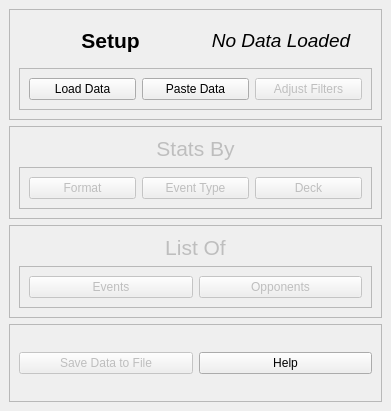
First picture: the form in UIs/Main.ui, repository JeffHoogland/qutemtgstats, before the edit.
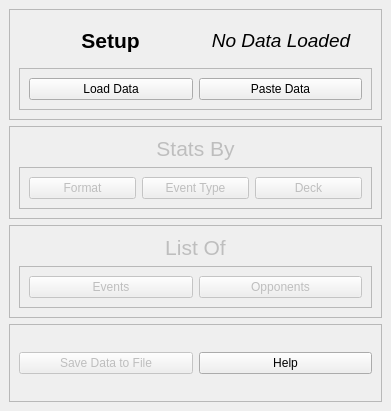
Second picture: the form after the edit.

Commit message: Finished filter windows update

The edit to the form file:
```diff
--- a/UIs/Main.ui
+++ b/UIs/Main.ui
@@ -73,16 +73,6 @@
             </property>
            </widget>
           </item>
-          <item>
-           <widget class="QPushButton" name="adjustFiltersButton">
-            <property name="enabled">
-             <bool>false</bool>
-            </property>
-            <property name="text">
-             <string>Adjust Filters</string>
-            </property>
-           </widget>
-          </item>
          </layout>
         </widget>
        </item>
```
The commit also changes 27 other files.
